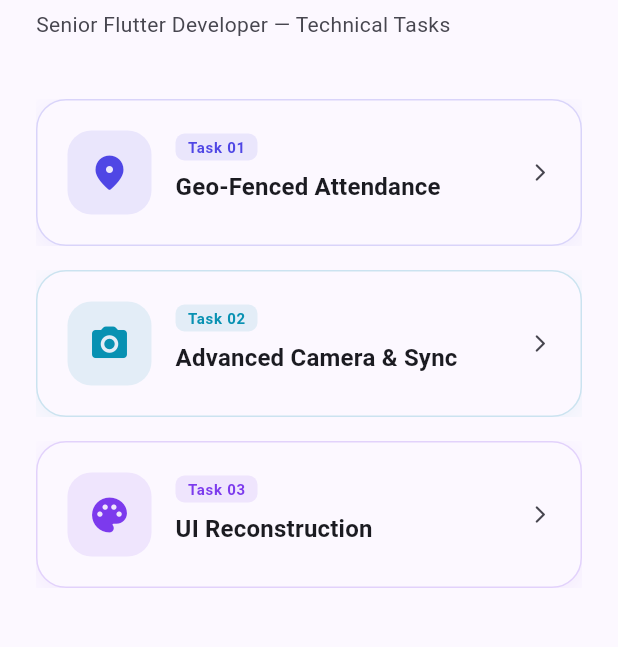
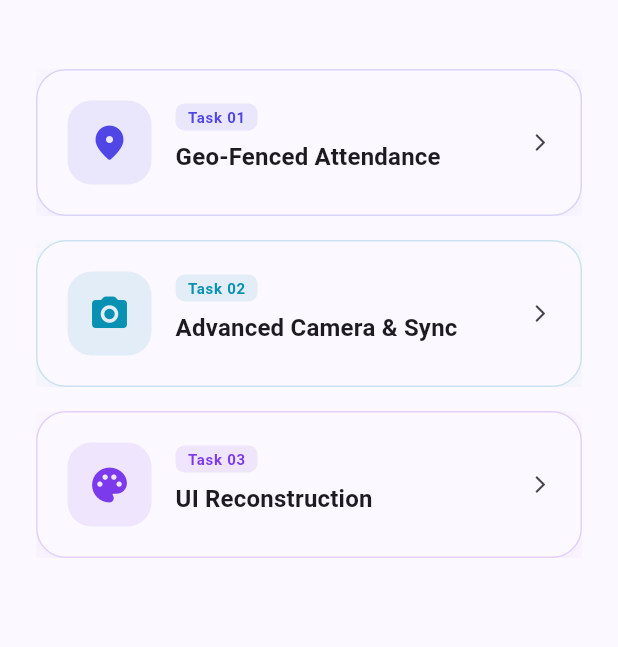
Before and after one commit to Shoykat360/tba, a Flutter app: the screen it shows after launch, on a phone screen of 412 x 824 dp, the part 126-773 px from its top. Run offline on Flutter 3.47's test engine with Material 3 defaults, Android fonts, the phone set to English and light mode, and no system bars; our stand-ins replace camera, connectivity_plus, dartz, equatable, flutter_bloc, geolocator and 3 more; missing offline and left inert: workmanager; accounts and stored records are empty; statements that could not run were skipped.

Commit message:
redmi add

```diff
--- a/lib/home_screen.dart
+++ b/lib/home_screen.dart
@@ -30,12 +30,6 @@ class HomeScreen extends StatelessWidget {
                 ),
               ),
               const SizedBox(height: 6),
-              Text(
-                'Senior Flutter Developer — Technical Tasks',
-                style: theme.textTheme.bodyMedium?.copyWith(
-                  color: theme.colorScheme.onSurfaceVariant,
-                ),
-              ),
               const SizedBox(height: 40),
               Expanded(
                 child: Column(
```
Also changed, not shown: screenshoots/home.jpeg (added), screenshoots/t1.jpeg (added), screenshoots/t2.jpeg (added), screenshoots/t3.jpeg (added), screenshoots/t4.jpeg (added), screenshoots/t5.jpeg (added), 1 other file.
